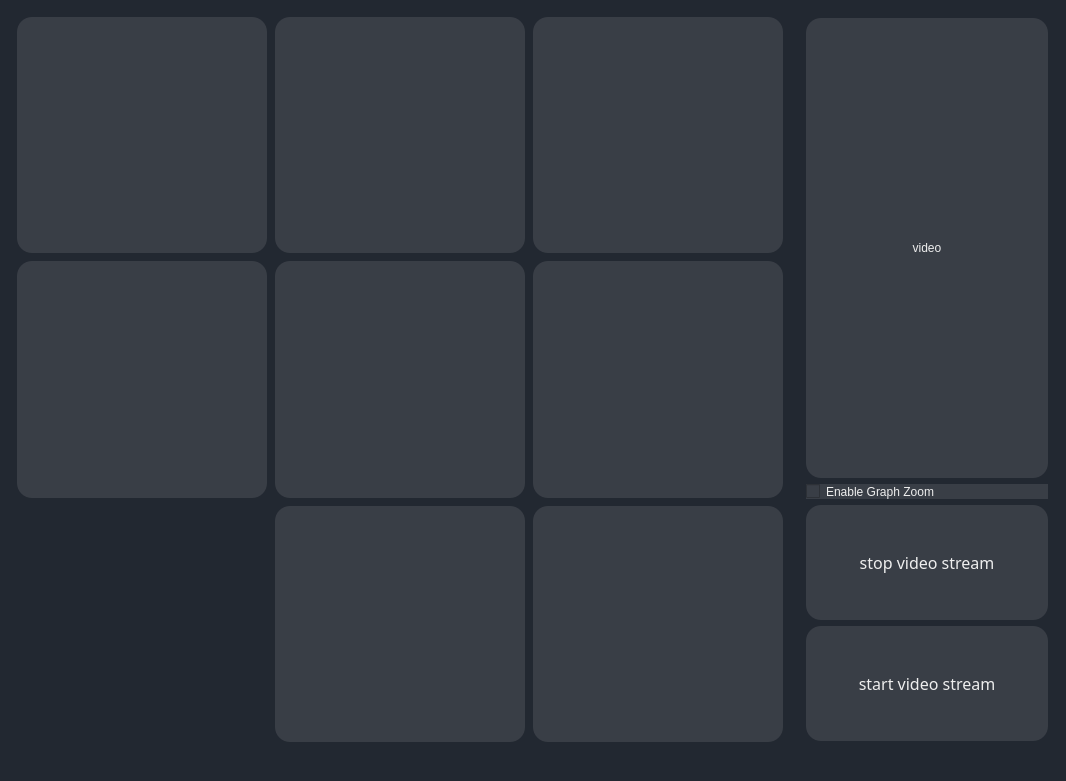
Qt form zoomanimation/customgraphtest.ui (Ardnys/Qt-Projects) before a commit.
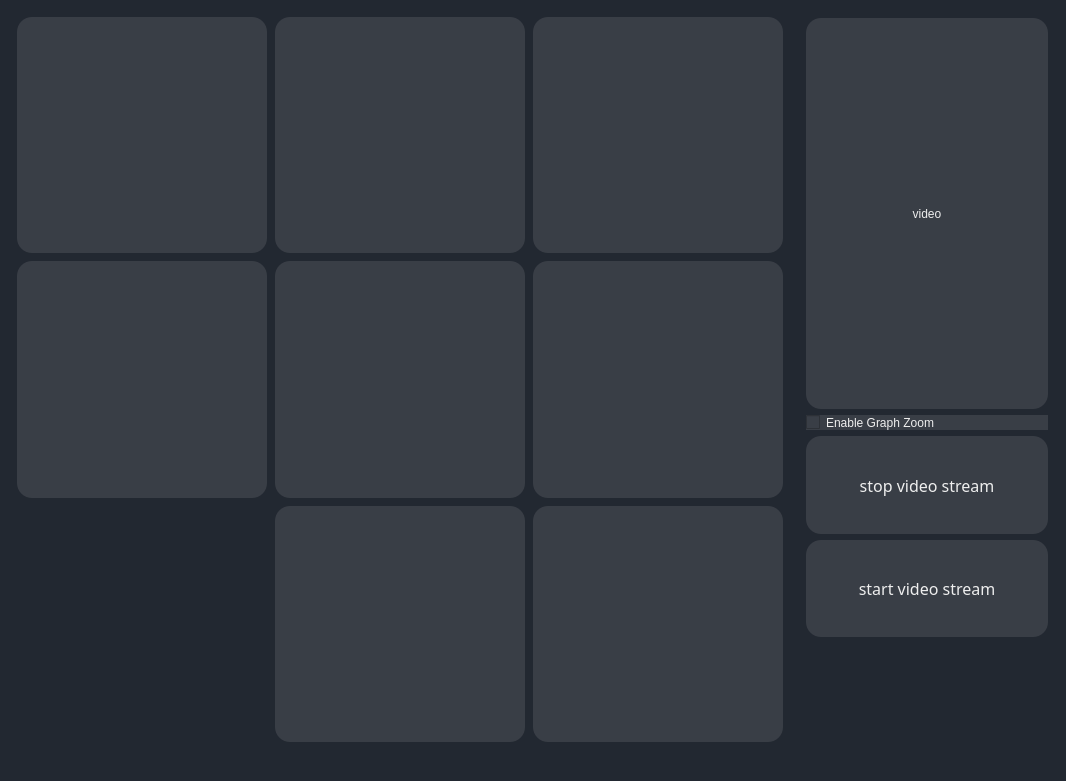
The same form after that commit. Custom widgets are drawn as their Qt base class.

Diff of the .ui file:
```diff
--- a/zoomanimation/customgraphtest.ui
+++ b/zoomanimation/customgraphtest.ui
@@ -185,7 +185,7 @@
      </layout>
     </item>
     <item>
-     <layout class="QVBoxLayout" name="verticalLayout" stretch="4,0,1,1">
+     <layout class="QVBoxLayout" name="verticalLayout" stretch="4,0,1,1,1">
       <property name="leftMargin">
        <number>9</number>
       </property>
@@ -262,6 +262,9 @@
         </property>
        </widget>
       </item>
+      <item>
+       <widget class="BatteryIndicator" name="batteryWidget" native="true"/>
+      </item>
      </layout>
     </item>
    </layout>
@@ -275,6 +278,12 @@
    <header>pyqtgraph</header>
    <container>1</container>
   </customwidget>
+  <customwidget>
+   <class>BatteryIndicator</class>
+   <extends>QWidget</extends>
+   <header>myWidgets.h</header>
+   <container>1</container>
+  </customwidget>
  </customwidgets>
  <resources>
   <include location="resources.qrc"/>
```
